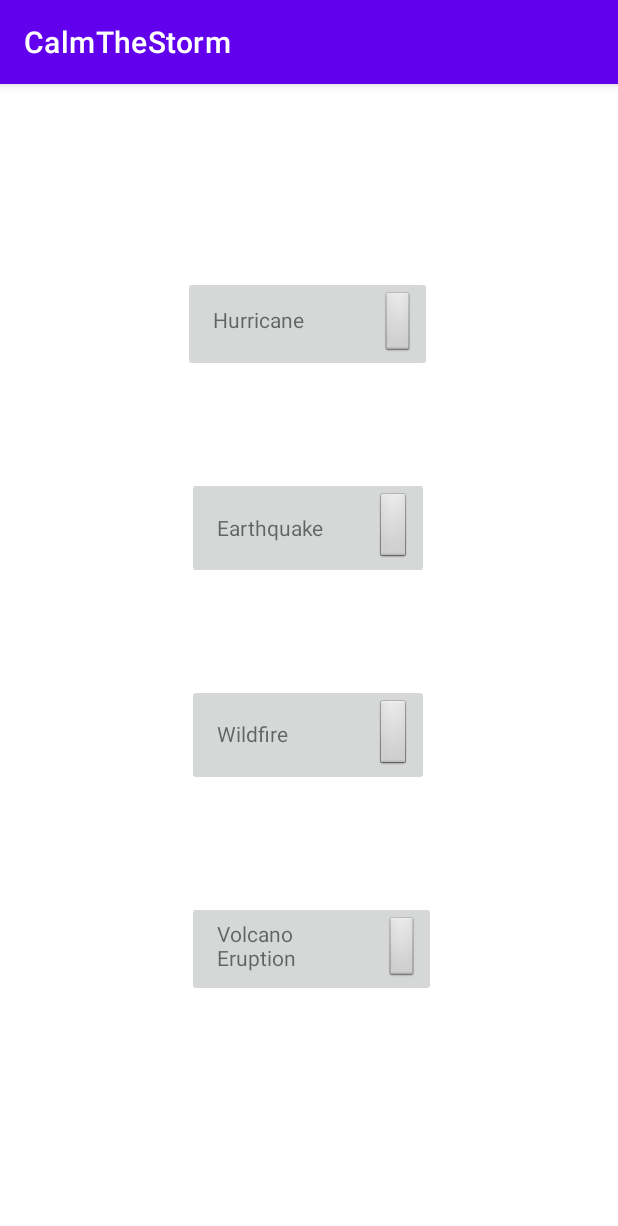
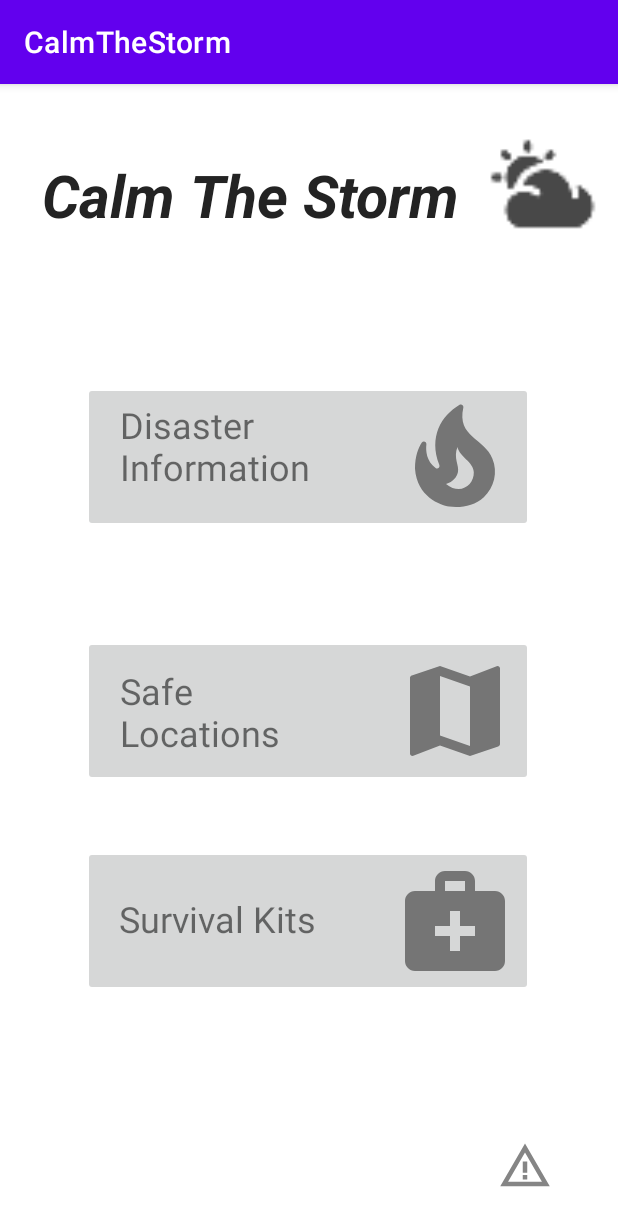
Before and after one commit to MatinMirzaei/CalmTheStorm, an Android app: the DisasterDetailsActivity screen opened directly, with no data from a screen before it, on a phone screen of 412 x 824 dp. Shown: the top 1226 px of the screen. Run offline under Robolectric (Android 15) with nearby library versions, the phone set to English and light mode, and no system bars.

Commit message:
rearranged order of pages

```diff
--- a/app/src/main/AndroidManifest.xml
+++ b/app/src/main/AndroidManifest.xml
@@ -9,7 +9,7 @@
         android:roundIcon="@mipmap/ic_launcher_round"
         android:supportsRtl="true"
         android:theme="@style/Theme.CalmTheStorm">
-        <activity android:name=".DisasterSelectActivity"></activity>
+        <activity android:name=".DisasterDetailsActivity"></activity>
         <activity android:name=".MainActivity">
             <intent-filter>
                 <action android:name="android.intent.action.MAIN" />
--- a/app/src/main/java/com/example/calmthestorm/DisasterSelectActivity.java
+++ b/app/src/main/java/com/example/calmthestorm/DisasterDetailsActivity.java
@@ -4,11 +4,11 @@ import androidx.appcompat.app.AppCompatActivity;
 
 import android.os.Bundle;
 
-public class DisasterSelectActivity extends AppCompatActivity {
+public class DisasterDetailsActivity extends AppCompatActivity {
 
     @Override
     protected void onCreate(Bundle savedInstanceState) {
         super.onCreate(savedInstanceState);
-        setContentView(R.layout.activity_disaster_select);
+        setContentView(R.layout.activity_disaster_detail);
     }
 }
--- a/app/src/main/java/com/example/calmthestorm/MainActivity.java
+++ b/app/src/main/java/com/example/calmthestorm/MainActivity.java
@@ -14,8 +14,8 @@ public class MainActivity extends AppCompatActivity {
         setContentView(R.layout.activity_main);
     }
 
-    public void selectDisaster(View view){
-        Intent intent = new Intent(this, DisasterSelectActivity.class);
+    public void getDisasterDetail(View view){
+        Intent intent = new Intent(this, DisasterDetailsActivity.class);
         startActivity(intent);
 
     }
--- /dev/null
+++ b/app/src/main/res/layout/activity_disaster_detail.xml
@@ -0,0 +1,123 @@
+<?xml version="1.0" encoding="utf-8"?>
+<androidx.constraintlayout.widget.ConstraintLayout xmlns:android="http://schemas.android.com/apk/res/android"
+    xmlns:app="http://schemas.android.com/apk/res-auto"
+    xmlns:tools="http://schemas.android.com/tools"
+    android:layout_width="match_parent"
+    android:layout_height="match_parent"
+    tools:context=".DisasterDetailsActivity">
+    <ImageView
+        android:id="@+id/appIcon"
+        android:layout_width="77dp"
+        android:layout_height="79dp"
+        android:contentDescription="TODO"
+        android:src="@drawable/calmed_storm"
+        app:layout_constraintBottom_toBottomOf="@+id/appName"
+        app:layout_constraintEnd_toEndOf="parent"
+        app:layout_constraintHorizontal_bias="0.589"
+        app:layout_constraintStart_toEndOf="@+id/appName">
+
+    </ImageView>
+
+    <ImageView
+        android:id="@+id/disasterAlerts"
+        android:layout_width="44dp"
+        android:layout_height="36dp"
+        android:layout_marginStart="328dp"
+        android:layout_marginLeft="328dp"
+        android:contentDescription="TODO"
+        app:srcCompat="@drawable/disaster_alert"
+        app:layout_constraintBottom_toBottomOf="parent"
+        app:layout_constraintStart_toStartOf="parent"
+        app:layout_constraintTop_toTopOf="parent"
+        app:layout_constraintVertical_bias="0.961">
+
+    </ImageView>
+
+    <TextView
+        android:id="@+id/appName"
+        style="@style/Widget.AppCompat.TextView"
+        android:layout_width="279dp"
+        android:layout_height="60dp"
+        android:layout_marginStart="28dp"
+        android:layout_marginLeft="28dp"
+        android:text="Calm The Storm"
+        android:textColor="#232323"
+        android:textSize="39sp"
+        android:textStyle="bold|italic"
+        app:layout_constraintBottom_toBottomOf="parent"
+        app:layout_constraintStart_toStartOf="parent"
+        app:layout_constraintTop_toTopOf="parent"
+        app:layout_constraintVertical_bias="0.067" />
+
+    <ImageButton
+        android:id="@+id/disasterInfoBtn"
+        android:layout_width="300dp"
+        android:layout_height="100dp"
+        android:layout_marginTop="128dp"
+        android:scaleType="fitEnd"
+        app:layout_constraintBottom_toTopOf="@+id/mapsBtn"
+        app:layout_constraintEnd_toEndOf="parent"
+        app:layout_constraintHorizontal_bias="0.495"
+        app:layout_constraintStart_toStartOf="parent"
+        app:layout_constraintTop_toTopOf="parent"
+        app:layout_constraintVertical_bias="0.505"
+        app:srcCompat="@drawable/disaster_info" />
+
+    <TextView
+        android:id="@+id/disasterBtnText"
+        android:layout_width="147dp"
+        android:layout_height="65dp"
+        android:layout_marginTop="12dp"
+        android:text="Disaster Information"
+        android:textSize="24sp"
+        app:layout_constraintEnd_toEndOf="@+id/disasterInfoBtn"
+        app:layout_constraintHorizontal_bias="0.16"
+        app:layout_constraintStart_toStartOf="@+id/disasterInfoBtn"
+        app:layout_constraintTop_toTopOf="@+id/disasterInfoBtn" />
+
+    <ImageButton
+        android:id="@+id/mapsBtn"
+        android:layout_width="300dp"
+        android:layout_height="100dp"
+        android:layout_marginBottom="40dp"
+        android:scaleType="fitEnd"
+        app:layout_constraintBottom_toTopOf="@+id/survivalKitBtn"
+        app:layout_constraintEnd_toEndOf="@+id/disasterInfoBtn"
+        app:srcCompat="@drawable/safe_map" />
+
+    <TextView
+        android:id="@+id/mapsBtnText"
+        android:layout_width="120dp"
+        android:layout_height="68dp"
+        android:layout_marginTop="20dp"
+        android:text="Safe Locations"
+        android:textSize="24sp"
+        app:layout_constraintEnd_toEndOf="@+id/mapsBtn"
+        app:layout_constraintHorizontal_bias="0.137"
+        app:layout_constraintStart_toStartOf="@+id/mapsBtn"
+        app:layout_constraintTop_toTopOf="@+id/mapsBtn" />
+
+    <ImageButton
+        android:id="@+id/survivalKitBtn"
+        android:layout_width="300dp"
+        android:layout_height="100dp"
+        android:layout_marginBottom="160dp"
+        android:scaleType="fitEnd"
+        app:layout_constraintBottom_toBottomOf="parent"
+        app:layout_constraintEnd_toEndOf="@+id/mapsBtn"
+        app:srcCompat="@drawable/survivol_kit" />
+
+    <TextView
+        android:id="@+id/survivalKitText"
+        android:layout_width="154dp"
+        android:layout_height="44dp"
+        android:layout_marginStart="24dp"
+        android:layout_marginLeft="24dp"
+        android:layout_marginTop="32dp"
+        android:text="Survival Kits"
+        android:textSize="24sp"
+        app:layout_constraintStart_toStartOf="@+id/survivalKitBtn"
+        app:layout_constraintTop_toTopOf="@+id/survivalKitBtn" />
+
+
+</androidx.constraintlayout.widget.ConstraintLayout>
--- a/app/src/main/res/layout/activity_disaster_select.xml
+++ /dev/null
@@ -1,107 +0,0 @@
-<?xml version="1.0" encoding="utf-8"?>
-<androidx.constraintlayout.widget.ConstraintLayout xmlns:android="http://schemas.android.com/apk/res/android"
-    xmlns:app="http://schemas.android.com/apk/res-auto"
-    xmlns:tools="http://schemas.android.com/tools"
-    android:layout_width="match_parent"
-    android:layout_height="match_parent"
-    tools:context=".DisasterSelectActivity">
-
-    <ImageButton
-        android:id="@+id/volcanoBtn"
-        android:layout_width="166dp"
-        android:layout_height="64dp"
-        android:layout_marginTop="70dp"
-        android:scaleType="fitEnd"
-        app:layout_constraintBottom_toBottomOf="parent"
-        app:layout_constraintEnd_toEndOf="@+id/wildfireBtn"
-        app:layout_constraintHorizontal_bias="0.0"
-        app:layout_constraintStart_toStartOf="@+id/wildfireBtn"
-        app:layout_constraintTop_toBottomOf="@+id/wildfireBtn"
-        app:layout_constraintVertical_bias="0.039"
-        app:srcCompat="@android:drawable/btn_default" />
-
-    <ImageButton
-        android:id="@+id/hurricaneBtn"
-        android:layout_width="166dp"
-        android:layout_height="64dp"
-        android:layout_marginTop="128dp"
-        android:scaleType="fitEnd"
-        app:layout_constraintEnd_toEndOf="parent"
-        app:layout_constraintHorizontal_bias="0.497"
-        app:layout_constraintStart_toStartOf="parent"
-        app:layout_constraintTop_toTopOf="parent"
-        app:srcCompat="@android:drawable/btn_default" />
-
-    <ImageButton
-        android:id="@+id/earthquakeBtn"
-        android:layout_width="161dp"
-        android:layout_height="68dp"
-        android:layout_marginTop="70dp"
-        android:scaleType="fitEnd"
-        app:layout_constraintEnd_toEndOf="@+id/hurricaneBtn"
-        app:layout_constraintHorizontal_bias="0.6"
-        app:layout_constraintStart_toStartOf="@+id/hurricaneBtn"
-        app:layout_constraintTop_toBottomOf="@+id/hurricaneBtn"
-        app:srcCompat="@android:drawable/btn_default" />
-
-    <ImageButton
-        android:id="@+id/wildfireBtn"
-        android:layout_width="161dp"
-        android:layout_height="68dp"
-        android:layout_marginTop="70dp"
-        android:scaleType="fitEnd"
-        app:layout_constraintEnd_toEndOf="@+id/earthquakeBtn"
-        app:layout_constraintHorizontal_bias="0.0"
-        app:layout_constraintStart_toStartOf="@+id/earthquakeBtn"
-        app:layout_constraintTop_toBottomOf="@+id/earthquakeBtn"
-        app:srcCompat="@android:drawable/btn_default" />
-
-    <TextView
-        android:id="@+id/hurricaneBtnText"
-        android:layout_width="73dp"
-        android:layout_height="24dp"
-        android:layout_marginStart="20dp"
-        android:layout_marginLeft="20dp"
-        android:text="Hurricane"
-        android:textSize="14sp"
-        app:layout_constraintBottom_toBottomOf="@+id/hurricaneBtn"
-        app:layout_constraintStart_toStartOf="@+id/hurricaneBtn"
-        app:layout_constraintTop_toTopOf="@+id/hurricaneBtn"
-        app:layout_constraintVertical_bias="0.488" />
-
-    <TextView
-        android:id="@+id/earthquakeBtnText"
-        android:layout_width="wrap_content"
-        android:layout_height="wrap_content"
-        android:layout_marginStart="20dp"
-        android:layout_marginLeft="20dp"
-        android:text="Earthquake"
-        app:layout_constraintBottom_toBottomOf="@+id/earthquakeBtn"
-        app:layout_constraintStart_toStartOf="@+id/earthquakeBtn"
-        app:layout_constraintTop_toTopOf="@+id/earthquakeBtn"
-        app:layout_constraintVertical_bias="0.489" />
-
-    <TextView
-        android:id="@+id/volcanoBtnText"
-        android:layout_width="74dp"
-        android:layout_height="39dp"
-        android:layout_marginStart="20dp"
-        android:layout_marginLeft="20dp"
-        android:text="Volcano Eruption"
-        app:layout_constraintBottom_toBottomOf="@+id/volcanoBtn"
-        app:layout_constraintStart_toStartOf="@+id/volcanoBtn"
-        app:layout_constraintTop_toTopOf="@+id/volcanoBtn"
-        app:layout_constraintVertical_bias="0.488" />
-
-    <TextView
-        android:id="@+id/wildfireBtnText"
-        android:layout_width="67dp"
-        android:layout_height="20dp"
-        android:layout_marginStart="20dp"
-        android:layout_marginLeft="20dp"
-        android:text="Wildfire"
-        app:layout_constraintBottom_toBottomOf="@+id/wildfireBtn"
-        app:layout_constraintStart_toStartOf="@+id/wildfireBtn"
-        app:layout_constraintTop_toTopOf="@+id/wildfireBtn"
-        app:layout_constraintVertical_bias="0.489" />
-</androidx.constraintlayout.widget.ConstraintLayout>
```
Also changed, not shown: app/src/main/res/layout/activity_main.xml (+88 -74 lines).
